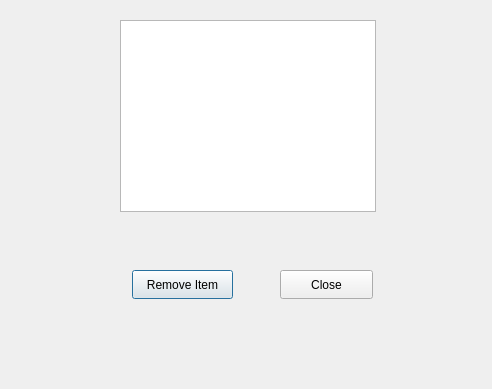
Qt form CartDialog.ui (KellamA/322DineAutoProject) before a commit.
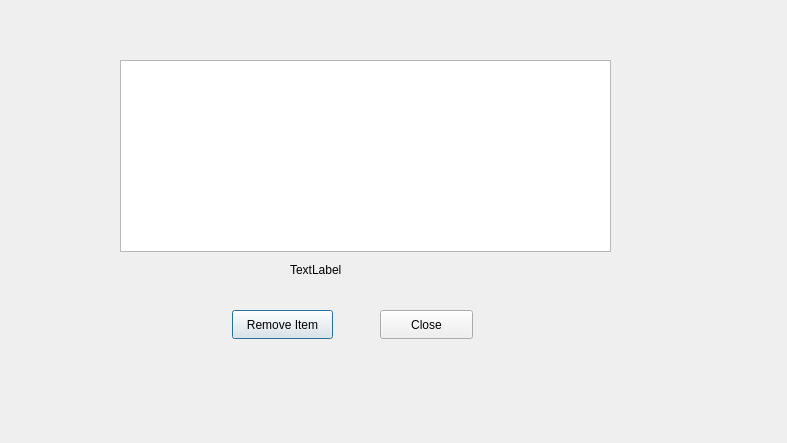
The same form after that commit.

The edit to the form file:
```diff
--- a/CartDialog.ui
+++ b/CartDialog.ui
@@ -6,8 +6,8 @@
    <rect>
     <x>0</x>
     <y>0</y>
-    <width>492</width>
-    <height>389</height>
+    <width>787</width>
+    <height>443</height>
    </rect>
   </property>
   <property name="windowTitle">
@@ -17,8 +17,8 @@
    <property name="geometry">
     <rect>
      <x>120</x>
-     <y>20</y>
-     <width>256</width>
+     <y>60</y>
+     <width>491</width>
      <height>192</height>
     </rect>
    </property>
@@ -26,8 +26,8 @@
   <widget class="QPushButton" name="removeItemButton">
    <property name="geometry">
     <rect>
-     <x>132</x>
-     <y>270</y>
+     <x>232</x>
+     <y>310</y>
      <width>101</width>
      <height>29</height>
     </rect>
@@ -39,8 +39,8 @@
   <widget class="QPushButton" name="closeButton">
    <property name="geometry">
     <rect>
-     <x>280</x>
-     <y>270</y>
+     <x>380</x>
+     <y>310</y>
      <width>93</width>
      <height>29</height>
     </rect>
@@ -49,6 +49,19 @@
     <string>Close</string>
    </property>
   </widget>
+  <widget class="QLabel" name="totalPriceLabel">
+   <property name="geometry">
+    <rect>
+     <x>290</x>
+     <y>260</y>
+     <width>121</width>
+     <height>20</height>
+    </rect>
+   </property>
+   <property name="text">
+    <string>TextLabel</string>
+   </property>
+  </widget>
  </widget>
  <resources/>
  <connections/>
```
